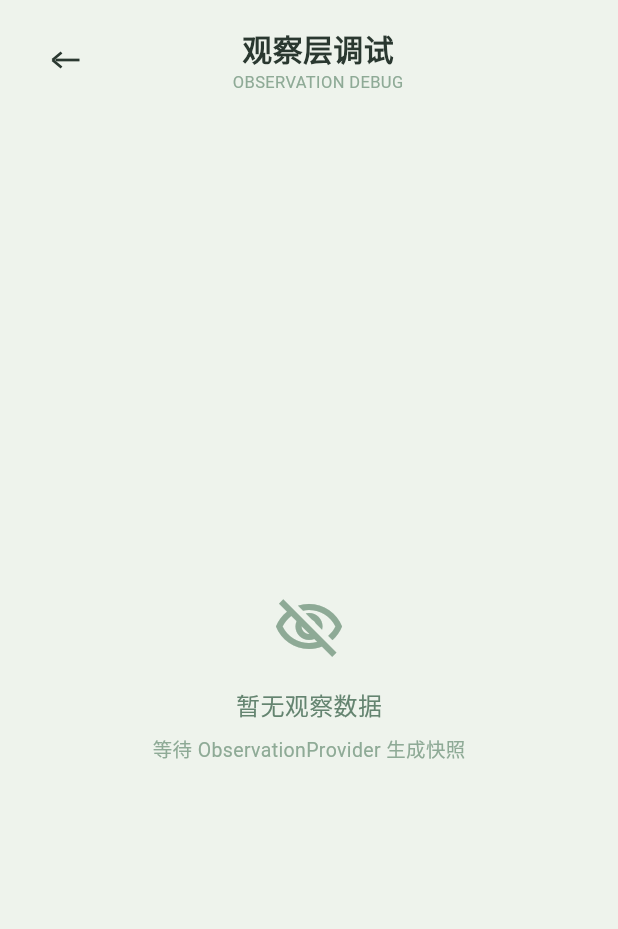
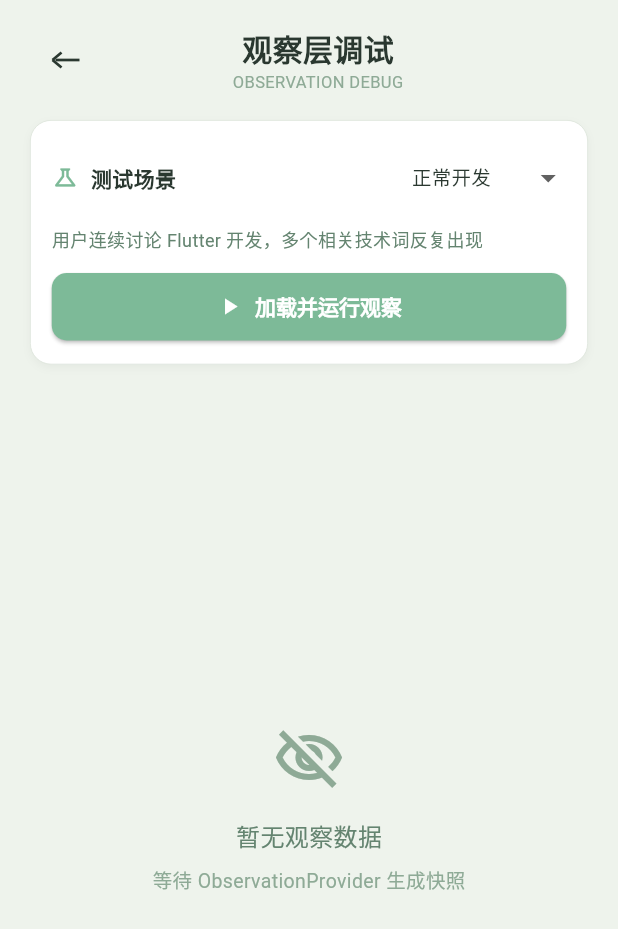
Before and after one commit to Misty-branches/xiaoyueliang, a Flutter app: the ObservationDebugPage screen opened directly, on a phone screen of 412 x 824 dp. Shown: the top 929 px of the screen. Run offline on Flutter 3.47's test engine with Material 3 defaults, Android fonts, the phone set to English and light mode, and no system bars; our stand-ins replace google_fonts, shared_preferences; accounts and stored records are empty; Roboto replaces fonts that are missing (NotoSansSC, NotoSerifSC).

Commit message:
feat: 调试面板加载测试场景

```diff
--- a/lib/pages/observation_debug_page.dart
+++ b/lib/pages/observation_debug_page.dart
@@ -6,6 +6,10 @@ import '../models/observation.dart';
 import '../widgets/theme_colors.dart';
 import '../widgets/moon_icon.dart';
 import '../widgets/glass_card.dart';
+import 'package:provider/provider.dart';
+import '../models/chat_message.dart';
+import '../providers/observation_provider.dart';
+import '../test_helpers/observation_test_cases.dart';
 
 /// 观察层调试面板
 ///
@@ -24,6 +28,7 @@ class _ObservationDebugPageState extends State<ObservationDebugPage> {
   ObservationSnapshot? _snapshot;
   Map<String, dynamic>? _rawJson;
   bool _loading = true;
+  int _selectedTestCaseIndex = 0;
 
   @override
   void initState() {
@@ -51,6 +56,132 @@ class _ObservationDebugPageState extends State<ObservationDebugPage> {
     }
   }
 
+  // ═══════════════════════════════════════════
+  // 测试场景选择与加载
+  // ═══════════════════════════════════════════
+  Widget _buildTestSceneSelector(BuildContext context, AppColors colors) {
+    final testCase = kTestCases[_selectedTestCaseIndex];
+    return Padding(
+      padding: const EdgeInsets.symmetric(horizontal: 20),
+      child: GlassCard(
+        child: Column(
+          crossAxisAlignment: CrossAxisAlignment.start,
+          children: [
+            Row(
+              children: [
+                Icon(Icons.science_outlined, size: 18, color: colors.accent),
+                const SizedBox(width: 8),
+                Text(
+                  '测试场景',
+                  style: TextStyle(
+                    fontFamily: 'NotoSansSC',
+                    fontWeight: FontWeight.w600,
+                    fontSize: 14,
+                    color: colors.mainText,
+                  ),
+                ),
+                const Spacer(),
+                DropdownButton<int>(
+                  value: _selectedTestCaseIndex,
+                  underline: const SizedBox(),
+                  dropdownColor: colors.cardBase,
+                  items: List.generate(kTestCases.length, (i) {
+                    return DropdownMenuItem<int>(
+                      value: i,
+                      child: Text(
+                        kTestCases[i].name,
+                        style: TextStyle(
+                          fontFamily: 'NotoSansSC',
+                          fontSize: 13,
+                          color: colors.mainText,
+                        ),
+                      ),
+                    );
+                  }),
+                  onChanged: (value) {
+                    if (value != null) {
+                      setState(() => _selectedTestCaseIndex = value);
+                    }
+                  },
+                ),
+              ],
+            ),
+            const SizedBox(height: 8),
+            Text(
+              testCase.scenario,
+              style: TextStyle(
+                fontFamily: 'NotoSansSC',
+                fontSize: 12,
+                color: colors.secondaryText,
+              ),
+            ),
+            const SizedBox(height: 12),
+            SizedBox(
+              width: double.infinity,
+              child: ElevatedButton.icon(
+                onPressed: _loadTestCaseObservation,
+                icon: const Icon(Icons.play_arrow, size: 18),
+                label: const Text('加载并运行观察'),
+                style: ElevatedButton.styleFrom(
+                  backgroundColor: colors.accent,
+                  foregroundColor: Colors.white,
+                  padding: const EdgeInsets.symmetric(vertical: 12),
+                  shape: RoundedRectangleBorder(
+                    borderRadius: BorderRadius.circular(10),
+                  ),
+                  textStyle: const TextStyle(
+                    fontFamily: 'NotoSansSC',
+                    fontSize: 14,
+                    fontWeight: FontWeight.w600,
+                  ),
+                ),
+              ),
+            ),
+          ],
+        ),
+      ),
+    );
+  }
+
+  Future<void> _loadTestCaseObservation() async {
+    try {
+      final testCase = kTestCases[_selectedTestCaseIndex];
+      final now = DateTime.now();
+      final messages = testCase.chatMessages.asMap().entries.map((e) {
+        return ChatMessage(
+          id: 'test_${e.key}',
+          role: 'user',
+          content: e.value,
+          timestamp: now.subtract(Duration(hours: e.key)),
+        );
+      }).toList();
+
+      final provider = context.read<ObservationProvider>();
+      await provider.generateObservation(
+        recentMessages: messages,
+        recentDiaries: [],
+        projects: [],
+        books: [],
+        messageCounts: messages.length,
+        diaryCounts: 0,
+        todoCounts: 0,
+      );
+
+      await _loadObservation();
+    } catch (e) {
+      debugPrint('[ObservationDebugPage] 加载测试场景失败: $e');
+      if (mounted) {
+        ScaffoldMessenger.of(context).showSnackBar(
+          SnackBar(
+            content: Text('加载失败: $e'),
+            duration: const Duration(seconds: 3),
+            backgroundColor: Colors.red,
+          ),
+        );
+      }
+    }
+  }
+
   @override
   Widget build(BuildContext context) {
     final colors = Theme.of(context).extension<AppColors>()!;
@@ -62,6 +193,8 @@ class _ObservationDebugPageState extends State<ObservationDebugPage> {
           children: [
             _buildHeader(context, colors),
             const SizedBox(height: 16),
+            _buildTestSceneSelector(context, colors),
+            const SizedBox(height: 12),
             Expanded(
               child: _loading
                   ? const Center(child: CircularProgressIndicator())
```
